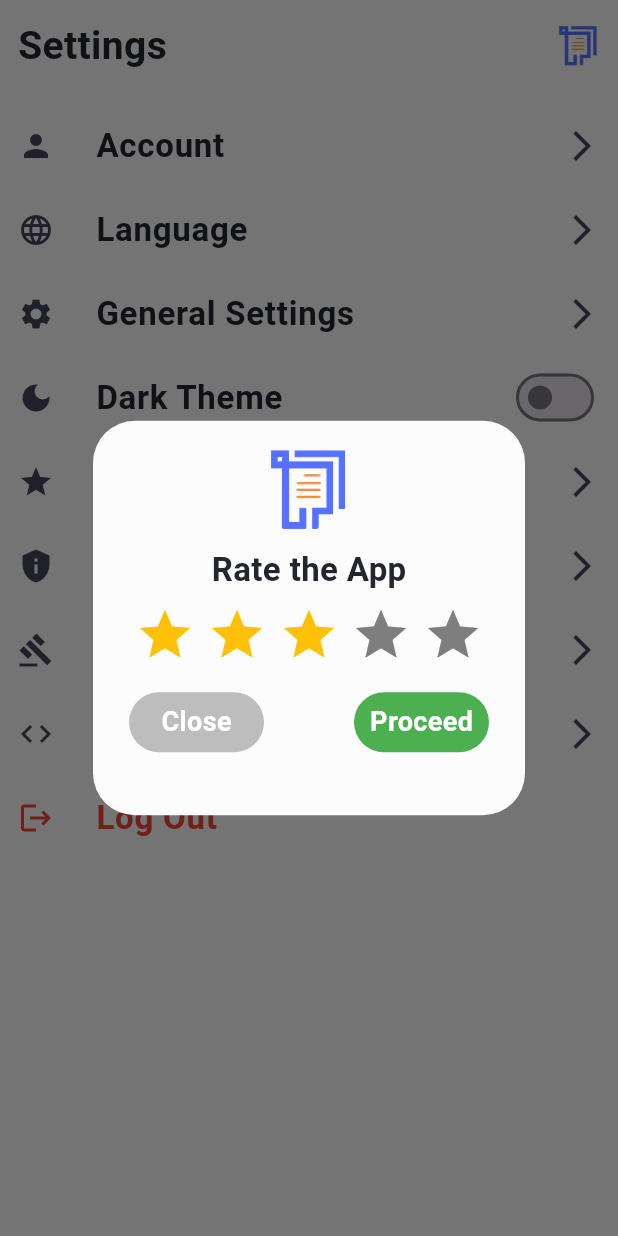
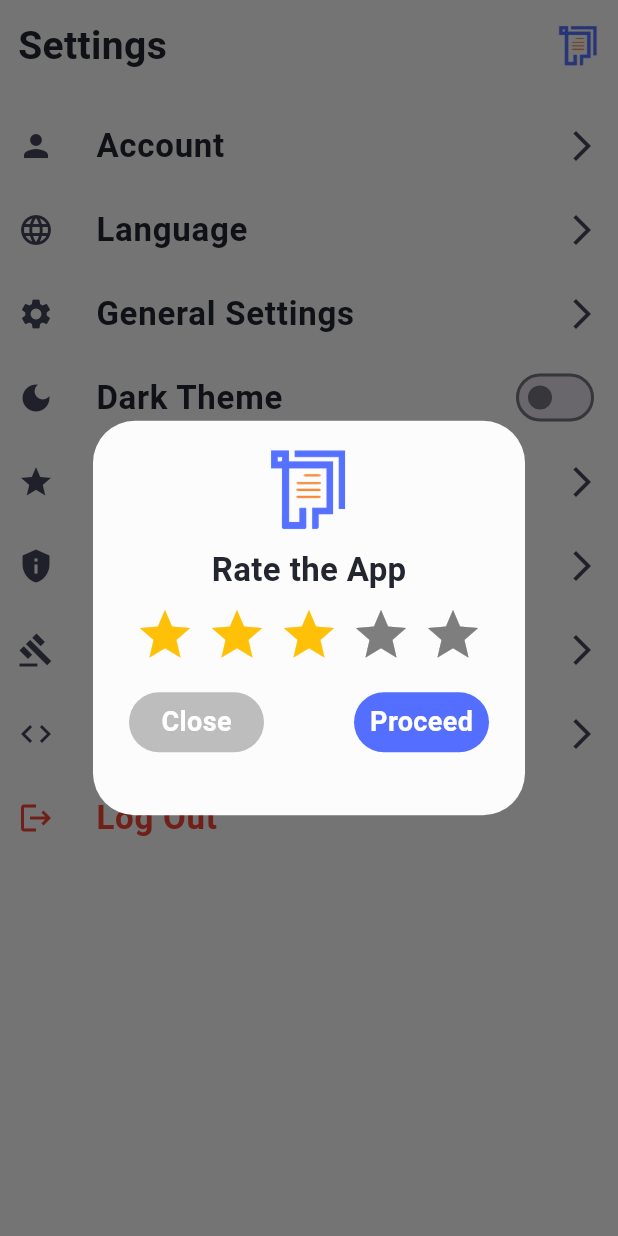
Before and after one commit to minesh2908/TMT-TrackMyThings, a Flutter app: the SideNavBar screen opened directly, after a tap on "Rate App", on a phone screen of 412 x 824 dp. Run offline on Flutter 3.47's test engine with Material 3 defaults, Android fonts, the phone set to English and light mode, and no system bars; drawn by our look-alikes of flutter_rating_bar; our stand-ins replace bloc, cloud_firestore, dio, firebase_auth, firebase_core, firebase_messaging and 12 more; accounts and stored records are empty; generated files the repository leaves out were written again.

Commit message:
minor update

```diff
--- a/lib/util/rating.dart
+++ b/lib/util/rating.dart
@@ -90,7 +90,7 @@ class showRating {
                         width: 90,
                         decoration: BoxDecoration(
                           borderRadius: BorderRadius.circular(20),
-                          color: Colors.green,
+                          color: const Color(0xFF546FFF),
                         ),
                         child: const Center(
                           child: Text(
```
